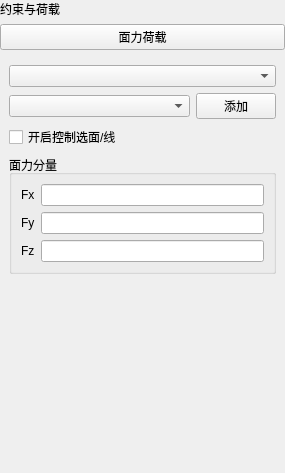
This is plugins/Base_PhysicalField/FaceLoadPage.ui in asd977/base_cae as Qt 5 draws it before an edit. The edited form follows.
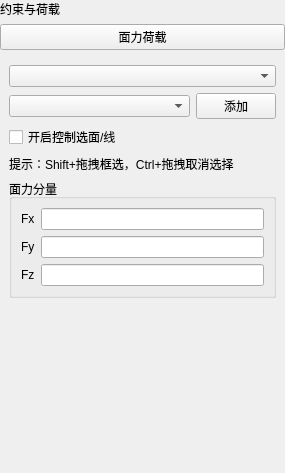
This is the edited form. Custom widgets are drawn as their Qt base class.

Commit message: Add box selection hints to pick pages

```diff
--- a/plugins/Base_PhysicalField/FaceLoadPage.ui
+++ b/plugins/Base_PhysicalField/FaceLoadPage.ui
@@ -82,6 +82,16 @@
         </property>
        </widget>
       </item>
+      <item>
+       <widget class="QLabel" name="boxSelectHintLabel">
+        <property name="text">
+         <string>提示：Shift+拖拽框选，Ctrl+拖拽取消选择</string>
+        </property>
+        <property name="wordWrap">
+         <bool>true</bool>
+        </property>
+       </widget>
+      </item>
       <item>
        <widget class="QGroupBox" name="groupBoxLoad">
         <property name="title">
```
The commit also changes 13 other files.
